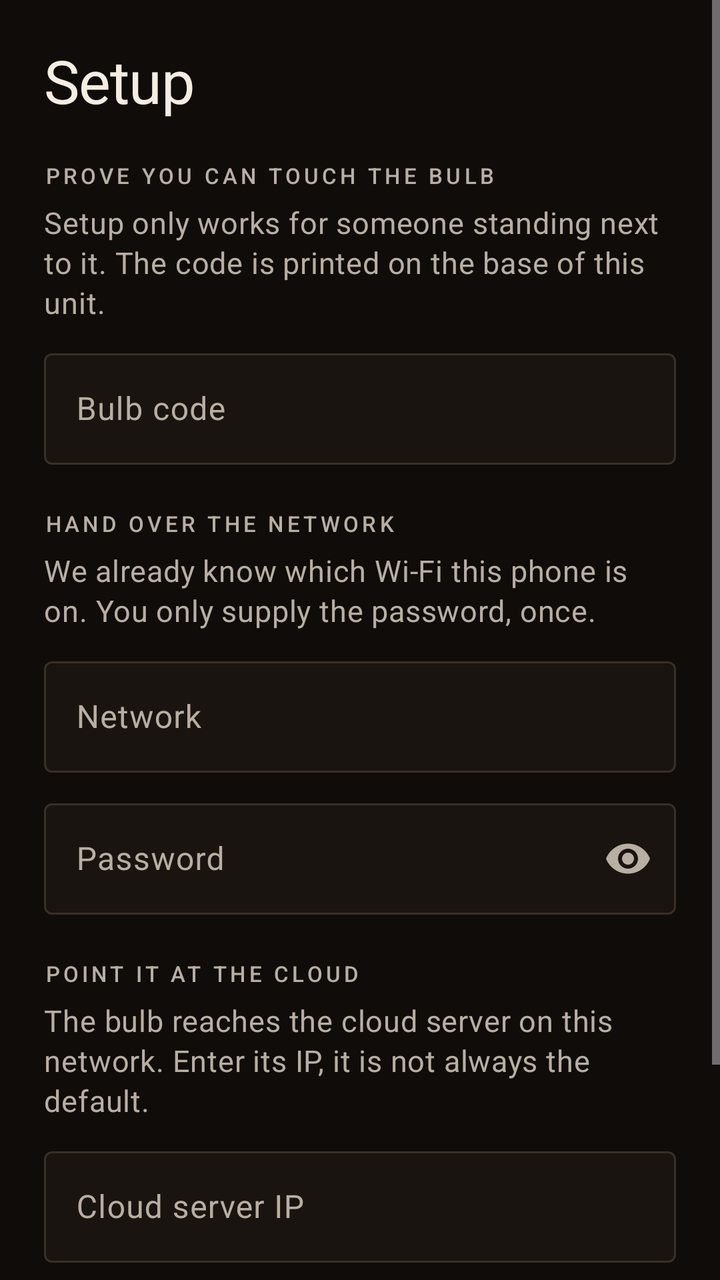
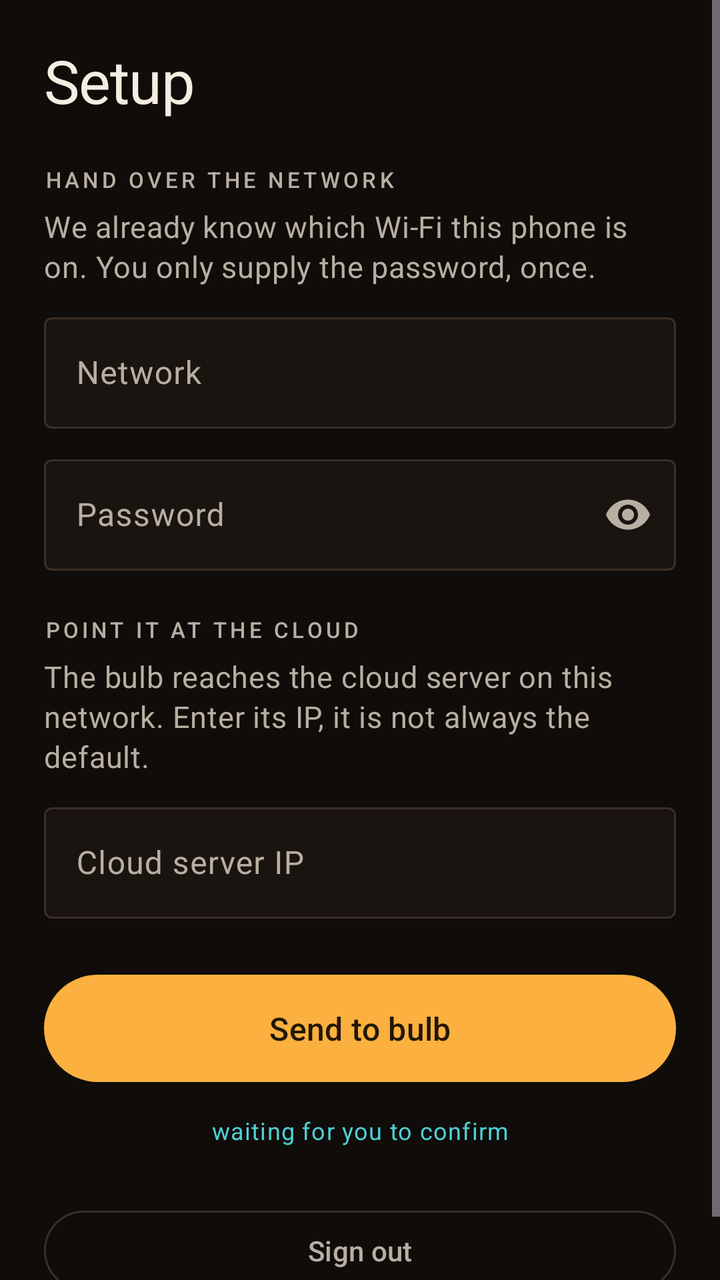

An Android layout rendered at two revisions. The XML below is the earlier revision; the diff shows what the commit changed to produce the second picture.
<!-- AndroidManifest.xml: application theme Theme.BulbBee -->
<!-- res/layout/fragment_setup.xml -->
<?xml version="1.0" encoding="utf-8"?>
<ScrollView xmlns:android="http://schemas.android.com/apk/res/android"
    xmlns:app="http://schemas.android.com/apk/res-auto"
    android:layout_width="match_parent"
    android:layout_height="match_parent"
    android:fillViewport="true"
    android:background="@color/bb_ground">

    <LinearLayout
        android:layout_width="match_parent"
        android:layout_height="wrap_content"
        android:orientation="vertical"
        android:paddingHorizontal="22dp"
        android:paddingTop="20dp"
        android:paddingBottom="24dp">

        <TextView
            android:layout_width="wrap_content"
            android:layout_height="wrap_content"
            android:textAppearance="@style/TextAppearance.BulbBee.Display"
            android:text="@string/nav_setup" />

        
        <TextView
            android:layout_width="wrap_content"
            android:layout_height="wrap_content"
            android:layout_marginTop="20dp"
            android:textAppearance="@style/TextAppearance.BulbBee.Kicker"
            android:text="@string/step1_title" />

        <TextView
            android:layout_width="match_parent"
            android:layout_height="wrap_content"
            android:layout_marginTop="6dp"
            android:textAppearance="@style/TextAppearance.BulbBee.Body"
            android:text="@string/step1_body" />

        <com.google.android.material.textfield.TextInputLayout
            android:layout_width="match_parent"
            android:layout_height="wrap_content"
            android:layout_marginTop="10dp"
            android:hint="@string/pairing_pin"
            app:boxBackgroundColor="@color/bb_surface">

            <com.google.android.material.textfield.TextInputEditText
                android:id="@+id/pinInput"
                android:layout_width="match_parent"
                android:layout_height="wrap_content"
                android:inputType="number"
                android:maxLength="8" />
        </com.google.android.material.textfield.TextInputLayout>

        
        <TextView
            android:layout_width="wrap_content"
            android:layout_height="wrap_content"
            android:layout_marginTop="22dp"
            android:textAppearance="@style/TextAppearance.BulbBee.Kicker"
            android:text="@string/step2_title" />

        <TextView
            android:layout_width="match_parent"
            android:layout_height="wrap_content"
            android:layout_marginTop="6dp"
            android:textAppearance="@style/TextAppearance.BulbBee.Body"
            android:text="@string/step2_body" />

        <com.google.android.material.textfield.TextInputLayout
            android:layout_width="match_parent"
            android:layout_height="wrap_content"
            android:layout_marginTop="10dp"
            android:hint="@string/wifi_ssid"
            app:boxBackgroundColor="@color/bb_surface">

            <com.google.android.material.textfield.TextInputEditText
                android:id="@+id/ssidInput"
                android:layout_width="match_parent"
                android:layout_height="wrap_content"
                android:inputType="text" />
        </com.google.android.material.textfield.TextInputLayout>

        <com.google.android.material.textfield.TextInputLayout
            android:layout_width="match_parent"
            android:layout_height="wrap_content"
            android:layout_marginTop="10dp"
            android:hint="@string/wifi_password"
            app:endIconMode="password_toggle"
            app:boxBackgroundColor="@color/bb_surface">

            <com.google.android.material.textfield.TextInputEditText
                android:id="@+id/pskInput"
                android:layout_width="match_parent"
                android:layout_height="wrap_content"
                android:inputType="textPassword" />
        </com.google.android.material.textfield.TextInputLayout>

        
        <TextView
            android:layout_width="wrap_content"
            android:layout_height="wrap_content"
            android:layout_marginTop="22dp"
            android:textAppearance="@style/TextAppearance.BulbBee.Kicker"
            android:text="@string/cloud_title" />

        <TextView
            android:layout_width="match_parent"
            android:layout_height="wrap_content"
            android:layout_marginTop="6dp"
            android:textAppearance="@style/TextAppearance.BulbBee.Body"
            android:text="@string/cloud_body" />

        <com.google.android.material.textfield.TextInputLayout
            android:layout_width="match_parent"
            android:layout_height="wrap_content"
            android:layout_marginTop="10dp"
            android:hint="@string/cloud_host"
            app:boxBackgroundColor="@color/bb_surface">

            <com.google.android.material.textfield.TextInputEditText
                android:id="@+id/cloudHostInput"
                android:layout_width="match_parent"
                android:layout_height="wrap_content"
                android:inputType="text" />
        </com.google.android.material.textfield.TextInputLayout>

        <com.google.android.material.button.MaterialButton
            android:id="@+id/provisionButton"
            android:layout_width="match_parent"
            android:layout_height="wrap_content"
            android:layout_marginTop="24dp"
            android:text="@string/provision" />

        <TextView
            android:id="@+id/provStatus"
            android:layout_width="match_parent"
            android:layout_height="wrap_content"
            android:layout_marginTop="12dp"
            android:gravity="center"
            android:textAppearance="@style/TextAppearance.BulbBee.Mono"
            android:textColor="@color/bb_teal"
            android:text="@string/prov_idle" />
    </LinearLayout>
</ScrollView>
<!-- resources referenced by this layout -->
<resources>
  <color name="bb_ground">#FF0F0C09</color>
  <color name="bb_surface">#FF1A1410</color>
  <color name="bb_teal">#FF4FCFD6</color>
  <string name="cloud_body">The bulb reaches the cloud server on this network. Enter its IP, it is not always the default.</string>
  <string name="cloud_host">Cloud server IP</string>
  <string name="cloud_title">Point it at the cloud</string>
  <string name="nav_setup">Setup</string>
  <string name="pairing_pin">Bulb code</string>
  <string name="prov_idle">waiting for you to confirm</string>
  <string name="provision">Send to bulb</string>
  <string name="step1_body">Setup only works for someone standing next to it. The code is printed on the base of this unit.</string>
  <string name="step1_title">Prove you can touch the bulb</string>
  <string name="step2_body">We already know which Wi-Fi this phone is on. You only supply the password, once.</string>
  <string name="step2_title">Hand over the network</string>
  <string name="wifi_password">Password</string>
  <string name="wifi_ssid">Network</string>
  <style name="TextAppearance.BulbBee.Body" parent="TextAppearance.Material3.BodyMedium">
          <item name="android:fontFamily">sans-serif</item>
          <item name="android:textSize">15sp</item>
          <item name="android:lineSpacingMultiplier">1.4</item>
          <item name="android:textColor">@color/bb_ink_muted</item>
      </style>
  <style name="TextAppearance.BulbBee.Display" parent="TextAppearance.Material3.HeadlineSmall">
          <item name="android:fontFamily">serif</item>
          <item name="android:textSize">30sp</item>
          <item name="android:textColor">@color/bb_ink</item>
          <item name="android:letterSpacing">-0.01</item>
      </style>
  <style name="TextAppearance.BulbBee.Mono" parent="TextAppearance.Material3.BodySmall">
          <item name="android:fontFamily">monospace</item>
          <item name="android:textSize">12sp</item>
          <item name="android:textColor">@color/bb_ink_muted</item>
      </style>
  <color name="bb_ink_muted">#FFB8AEA2</color>
  <color name="bb_ink">#FFF6EDE2</color>
  <color name="bb_honey">#FFFBB03F</color>
  <color name="bb_on_honey">#FF231705</color>
  <color name="bb_honey_container">#FF4A3312</color>
  <color name="bb_on_honey_container">#FFFFDFAE</color>
  <color name="bb_on_teal">#FF062226</color>
  <color name="bb_outline">#FF3A2F26</color>
  <style name="Widget.BulbBee.Card" parent="Widget.Material3.CardView.Outlined">
          <item name="cardBackgroundColor">@color/bb_surface</item>
          <item name="cardCornerRadius">20dp</item>
          <item name="cardElevation">0dp</item>
          <item name="strokeColor">@color/bb_outline</item>
          <item name="strokeWidth">1dp</item>
      </style>
  <style name="Widget.BulbBee.BottomNav" parent="Widget.Material3.BottomNavigationView">
          <item name="android:background">@color/bb_ground</item>
          <item name="itemActiveIndicatorStyle">@style/Widget.BulbBee.NavIndicator</item>
          <item name="labelVisibilityMode">labeled</item>
      </style>
  <style name="Widget.BulbBee.Button" parent="Widget.Material3.Button">
          <item name="android:textAppearance">@style/TextAppearance.BulbBee.Action</item>
          <item name="cornerRadius">28dp</item>
          <item name="android:paddingTop">16dp</item>
          <item name="android:paddingBottom">16dp</item>
      </style>
  <style name="Widget.BulbBee.NavIndicator" parent="Widget.Material3.BottomNavigationView.ActiveIndicator">
          <item name="android:color">@color/bb_honey_container</item>
      </style>
  <style name="TextAppearance.BulbBee.Action" parent="TextAppearance.Material3.LabelLarge">
          <item name="android:fontFamily">sans-serif-medium</item>
          <item name="android:textSize">16sp</item>
          <item name="android:textAllCaps">false</item>
      </style>
  <!-- unchanged entries left out for length: 2 -->
</resources>

<!-- the commit's change to res/layout/fragment_setup.xml (unified diff, before → after) -->
@@ -21,34 +21,6 @@
             android:text="@string/nav_setup" />
 
         
-        <TextView
-            android:layout_width="wrap_content"
-            android:layout_height="wrap_content"
-            android:layout_marginTop="20dp"
-            android:textAppearance="@style/TextAppearance.BulbBee.Kicker"
-            android:text="@string/step1_title" />
-
-        <TextView
-            android:layout_width="match_parent"
-            android:layout_height="wrap_content"
-            android:layout_marginTop="6dp"
-            android:textAppearance="@style/TextAppearance.BulbBee.Body"
-            android:text="@string/step1_body" />
-
-        <com.google.android.material.textfield.TextInputLayout
-            android:layout_width="match_parent"
-            android:layout_height="wrap_content"
-            android:layout_marginTop="10dp"
-            android:hint="@string/pairing_pin"
-            app:boxBackgroundColor="@color/bb_surface">
-
-            <com.google.android.material.textfield.TextInputEditText
-                android:id="@+id/pinInput"
-                android:layout_width="match_parent"
-                android:layout_height="wrap_content"
-                android:inputType="number"
-                android:maxLength="8" />
-        </com.google.android.material.textfield.TextInputLayout>
 
         
         <TextView
@@ -139,5 +111,14 @@
             android:textAppearance="@style/TextAppearance.BulbBee.Mono"
             android:textColor="@color/bb_teal"
             android:text="@string/prov_idle" />
+
+        
+        <com.google.android.material.button.MaterialButton
+            android:id="@+id/signoutButton"
+            style="@style/Widget.BulbBee.Button.Quiet"
+            android:layout_width="match_parent"
+            android:layout_height="wrap_content"
+            android:layout_marginTop="28dp"
+            android:text="@string/sign_out" />
     </LinearLayout>
 </ScrollView>
<!-- resource entries referenced after the edit -->
@@ -7,11 +7,9 @@
   <string name="cloud_host">Cloud server IP</string>
   <string name="cloud_title">Point it at the cloud</string>
   <string name="nav_setup">Setup</string>
-  <string name="pairing_pin">Bulb code</string>
   <string name="prov_idle">waiting for you to confirm</string>
   <string name="provision">Send to bulb</string>
-  <string name="step1_body">Setup only works for someone standing next to it. The code is printed on the base of this unit.</string>
-  <string name="step1_title">Prove you can touch the bulb</string>
+  <string name="sign_out">Sign out</string>
   <string name="step2_body">We already know which Wi-Fi this phone is on. You only supply the password, once.</string>
   <string name="step2_title">Hand over the network</string>
   <string name="wifi_password">Password</string>
@@ -31,6 +29,11 @@
   <style name="TextAppearance.BulbBee.Mono" parent="TextAppearance.Material3.BodySmall">
           <item name="android:fontFamily">monospace</item>
           <item name="android:textSize">12sp</item>
+          <item name="android:textColor">@color/bb_ink_muted</item>
+      </style>
+  <style name="Widget.BulbBee.Button.Quiet" parent="Widget.Material3.Button.OutlinedButton">
+          <item name="cornerRadius">28dp</item>
+          <item name="strokeColor">@color/bb_outline</item>
           <item name="android:textColor">@color/bb_ink_muted</item>
       </style>
   <color name="bb_ink_muted">#FFB8AEA2</color>
